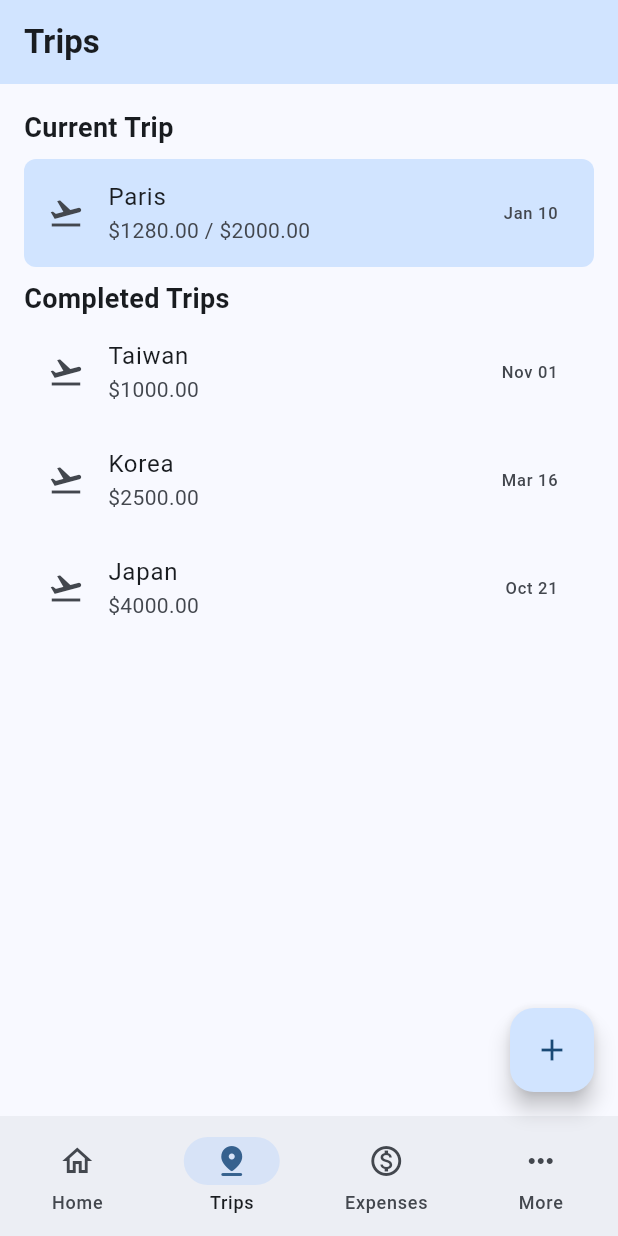
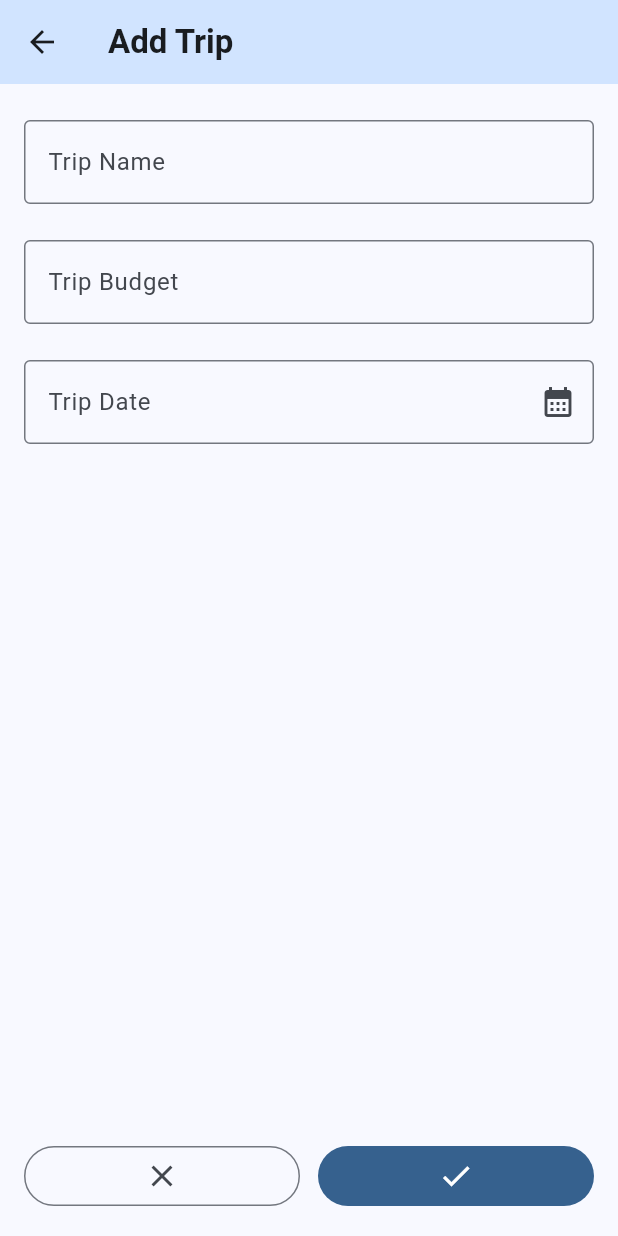
Before and after one commit to donatedsalt/TripBudgeter, a Flutter app: the screen it shows after launch, item 2 of the bottom bar chosen, after a tap on the "add" icon, on a phone screen of 412 x 824 dp. Run offline on Flutter 3.47's test engine with Material 3 defaults, Android fonts, the phone set to English and light mode, and no system bars.

Commit message:
feat: create add trip page

```diff
--- a/tripbudgeter/lib/main.dart
+++ b/tripbudgeter/lib/main.dart
@@ -88,7 +88,7 @@
     );
   }
 
-  NavigationBar customNavigationBar(BuildContext context) {
+  Widget customNavigationBar(BuildContext context) {
     return NavigationBar(
       selectedIndex: _tabController.index,
       onDestinationSelected: (int index) {
--- /dev/null
+++ b/tripbudgeter/lib/pages/add_trip_page.dart
@@ -0,0 +1,129 @@
+import 'package:flutter/material.dart';
+
+class AddTripPage extends StatefulWidget {
+  const AddTripPage({super.key});
+
+  @override
+  State<AddTripPage> createState() => _AddTripPageState();
+}
+
+class _AddTripPageState extends State<AddTripPage> {
+  final GlobalKey<FormState> _formKey = GlobalKey<FormState>();
+
+  final TextEditingController _nameController = TextEditingController();
+  final TextEditingController _budgetController = TextEditingController();
+  final TextEditingController _dateController = TextEditingController();
+
+  @override
+  void dispose() {
+    _nameController.dispose();
+    _budgetController.dispose();
+    _dateController.dispose();
+    super.dispose();
+  }
+
+  @override
+  Widget build(BuildContext context) {
+    return SafeArea(
+      child: Scaffold(
+        appBar: AppBar(
+          title: const Text(
+            'Add Trip',
+            style: TextStyle(fontWeight: FontWeight.bold),
+          ),
+          backgroundColor: Theme.of(context).colorScheme.primaryFixed,
+        ),
+        body: Form(
+          key: _formKey,
+          child: ListView(
+            padding: EdgeInsets.symmetric(horizontal: 16.0, vertical: 24.0),
+            children: [
+              TextFormField(
+                controller: _nameController,
+                decoration: InputDecoration(
+                  labelText: 'Trip Name',
+                  border: OutlineInputBorder(),
+                ),
+                validator: (String? value) {
+                  if (value == null || value.isEmpty) {
+                    return 'Please enter some text';
+                  }
+                  return null;
+                },
+              ),
+              SizedBox(height: 24.0),
+              TextFormField(
+                controller: _budgetController,
+                decoration: InputDecoration(
+                  labelText: 'Trip Budget',
+                  border: OutlineInputBorder(),
+                ),
+                validator: (String? value) {
+                  if (value == null || value.isEmpty) {
+                    return 'Please enter some text';
+                  }
+                  return null;
+                },
+              ),
+              SizedBox(height: 24.0),
+              TextFormField(
+                controller: _dateController,
+                decoration: InputDecoration(
+                  labelText: 'Trip Date',
+                  border: OutlineInputBorder(),
+                  suffixIcon: Icon(Icons.calendar_month),
+                ),
+                validator: (String? value) {
+                  if (value == null || value.isEmpty) {
+                    return 'Please enter some text';
+                  }
+                  return null;
+                },
+                onTap: () async {
+                  FocusScope.of(context).requestFocus(FocusNode());
+                  var date = await showDatePicker(
+                    context: context,
+                    initialDate: DateTime.now(),
+                    firstDate: DateTime(2000),
+                    lastDate: DateTime.now().add(Duration(days: 365 * 5)),
+                  );
+                  if (date != null) {
+                    _dateController.text =
+                        "${date.day.toString()}/${date.month.toString()}/${date.year.toString()}";
+                  }
+                },
+                readOnly: true,
+              ),
+            ],
+          ),
+        ),
+        bottomNavigationBar: Padding(
+          padding: const EdgeInsets.all(16.0),
+          child: Row(
+            spacing: 12.0,
+            children: [
+              Expanded(
+                child: IconButton.outlined(
+                  onPressed: () {
+                    Navigator.pop(context);
+                  },
+                  icon: const Icon(Icons.close),
+                ),
+              ),
+              Expanded(
+                child: IconButton.filled(
+                  onPressed: () {
+                    if (_formKey.currentState!.validate()) {
+                      Navigator.pop(context);
+                    }
+                  },
+                  icon: const Icon(Icons.check),
+                ),
+              ),
+            ],
+          ),
+        ),
+      ),
+    );
+  }
+}
--- a/tripbudgeter/lib/pages/trips_page.dart
+++ b/tripbudgeter/lib/pages/trips_page.dart
@@ -1,4 +1,5 @@
 import 'package:flutter/material.dart';
+import 'package:tripbudgeter/pages/add_trip_page.dart';
 
 class TripsPageAppBar extends StatefulWidget implements PreferredSizeWidget {
   const TripsPageAppBar({super.key});
@@ -94,6 +95,14 @@ class TripsPageFloatingActionButton extends StatelessWidget {
 
   @override
   Widget build(BuildContext context) {
-    return FloatingActionButton(onPressed: () {}, child: Icon(Icons.add));
+    return FloatingActionButton(
+      onPressed: () {
+        Navigator.push(
+          context,
+          MaterialPageRoute(builder: (context) => AddTripPage()),
+        );
+      },
+      child: Icon(Icons.add),
+    );
   }
 }
```
